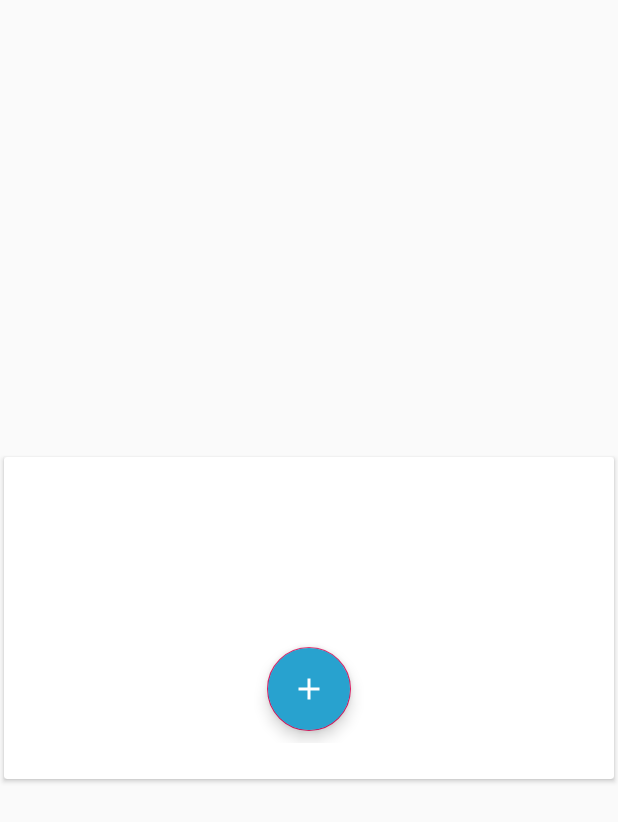
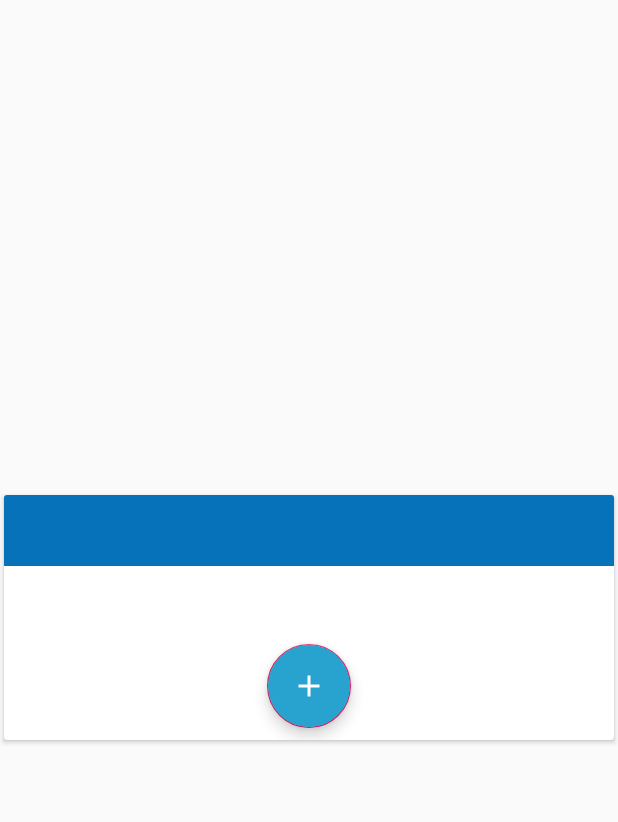
Before and after one commit to QuanSean/android-node-js, an Android app: the layout adapter.xml on its own in the app's theme, with its tools: preview values and no code run, on a phone screen of 412 x 824 dp. Shown: the top 822 px of the screen. Run offline under Robolectric (Android 15) with nearby library versions, the phone set to English and light mode, and no system bars; network calls fail.

```diff
--- a/font-end/font-end/app/src/main/java/com/huypo/tase/Adapter/CardPagerAdapterS.java
+++ b/font-end/font-end/app/src/main/java/com/huypo/tase/Adapter/CardPagerAdapterS.java
@@ -77,7 +77,7 @@ public class CardPagerAdapterS extends PagerAdapter implements CardAdapter {
 
     private void bind(CardItemString item, View view) {
         TextView titleTextView = (TextView) view.findViewById(R.id.titleTextView);
-        TextView contentTextView = (TextView) view.findViewById(R.id.contentTextView);
+//        TextView contentTextView = (TextView) view.findViewById(R.id.contentTextView);
         ListView listView= (ListView) view.findViewById(R.id.listTask);
 
         ArrayAdapter arrayAdapter = new ArrayAdapter(DashBoard.getAppContext(), android.R.layout.simple_list_item_1, item.getListTask());
@@ -85,6 +85,6 @@ public class CardPagerAdapterS extends PagerAdapter implements CardAdapter {
 
 
         titleTextView.setText(item.getTitle());
-        contentTextView.setText(item.getText());
+//        contentTextView.setText(item.getText());
     }
 }
--- a/font-end/font-end/app/src/main/res/layout/activity_dash_board.xml
+++ b/font-end/font-end/app/src/main/res/layout/activity_dash_board.xml
@@ -18,6 +18,11 @@
         android:paddingLeft="10dp"
         android:paddingRight="10dp"
         android:paddingStart="10dp" />
+    <TextView
+        android:layout_width="match_parent"
+        android:layout_height="wrap_content"
+        android:id="@+id/tvTask"
+        android:padding="15dp"/>
 
     <LinearLayout
         android:layout_width="match_parent"
--- a/font-end/font-end/app/src/main/res/layout/adapter.xml
+++ b/font-end/font-end/app/src/main/res/layout/adapter.xml
@@ -17,24 +17,33 @@
             android:layout_height="wrap_content"
             android:gravity="center"
             android:orientation="vertical"
-            android:padding="24dp">
+            android:padding="0dp"
+            android:paddingBottom="24dp"
+            android:paddingLeft="24dp"
+            android:paddingRight="24dp"
+            >
 
             <TextView
                 android:id="@+id/titleTextView"
                 style="@style/TextAppearance.AppCompat.Title"
-                android:layout_width="wrap_content"
-                android:layout_height="wrap_content" />
+                android:layout_width="match_parent"
+                android:layout_height="wrap_content"
+                android:background="#0672b9"
+                android:textColor="@android:color/white"
+                android:padding="10dp"/>
 
-            <TextView
-                android:id="@+id/contentTextView"
-                style="@style/TextAppearance.AppCompat.Body1"
-                android:layout_width="wrap_content"
-                android:layout_height="wrap_content"
-                android:layout_marginTop="24dp"/>
+            <!--<TextView-->
+                <!--android:id="@+id/contentTextView"-->
+                <!--style="@style/TextAppearance.AppCompat.Body1"-->
+                <!--android:layout_width="wrap_content"-->
+                <!--android:layout_height="wrap_content"-->
+                <!--android:layout_marginTop="24dp"-->
+                <!--android:padding="10dp"/>-->
             <ListView
                 android:layout_width="match_parent"
                 android:layout_height="wrap_content"
-                android:id="@+id/listTask">
+                android:id="@+id/listTask"
+                android:padding="10dp">
 
             </ListView>
 
```
Also changed, not shown: font-end/font-end/app/src/main/java/com/huypo/tase/Activity/DashBoard.java (+66 -8 lines), font-end/font-end/app/src/main/java/com/huypo/tase/Activity/MainMenu.java (+9 -23 lines), font-end/font-end/app/src/main/java/com/huypo/tase/Model/Task.java (+4 -4 lines).
